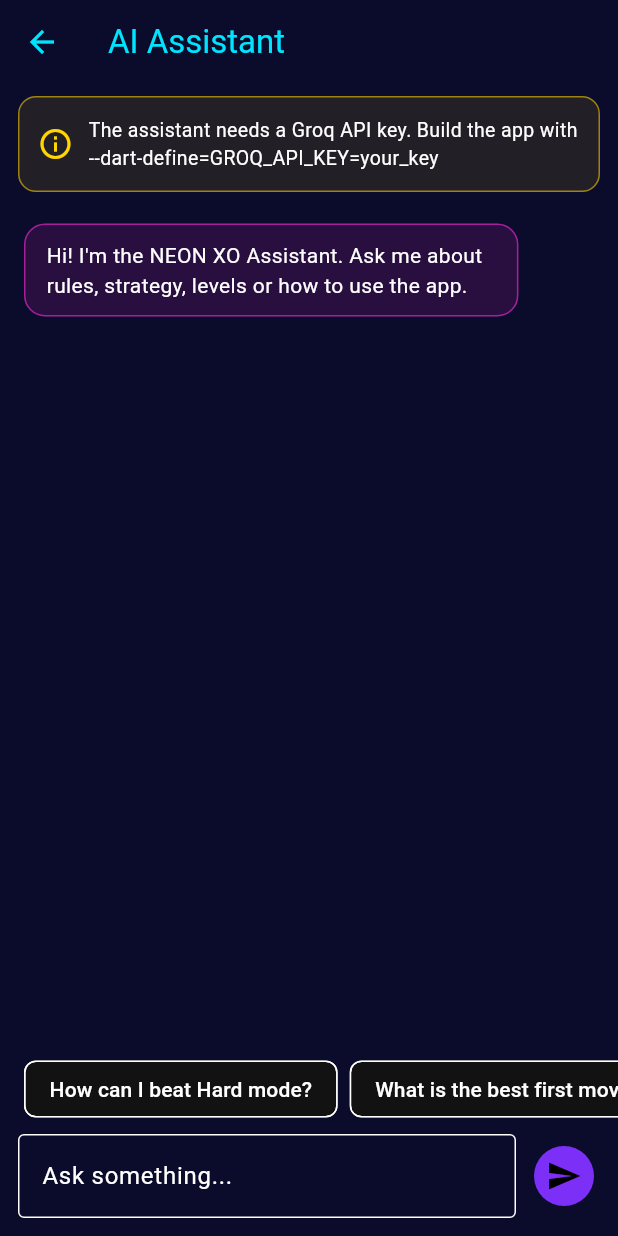
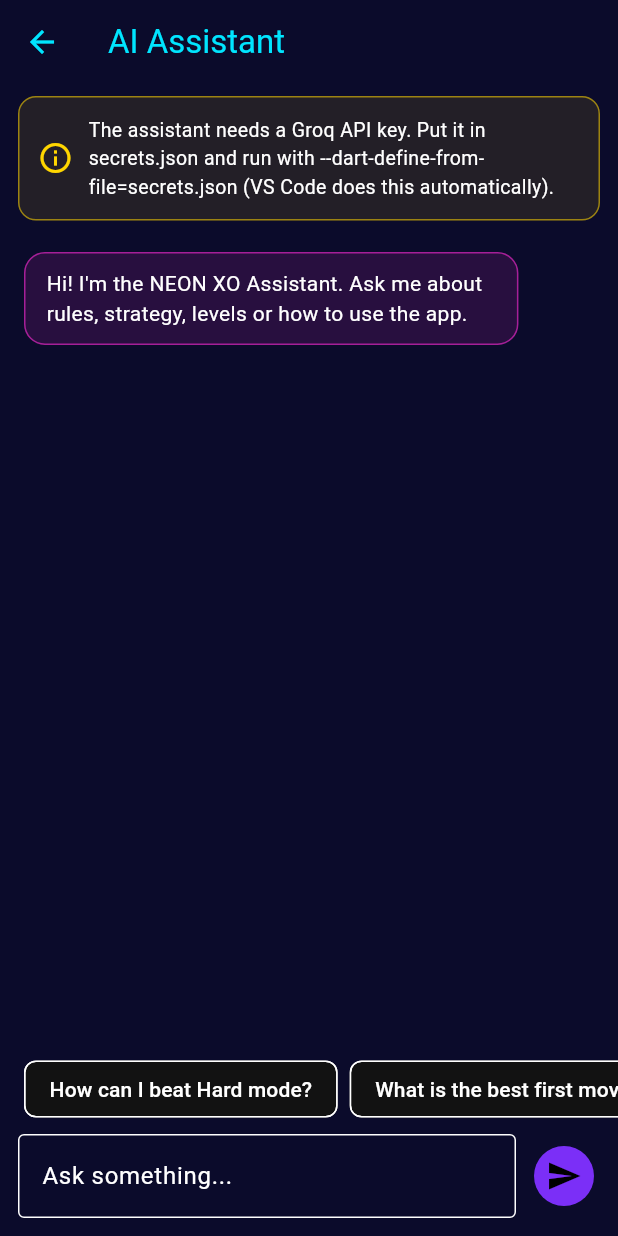
Before and after one commit to rooniiii/tic-tac-toe, a Flutter app: the AiAssistantScreen screen opened directly, on a phone screen of 412 x 824 dp. Run offline on Flutter 3.47's test engine with Material 3 defaults, Android fonts, the phone set to English and light mode, and no system bars; our stand-ins replace audioplayers, cloud_firestore, drift, drift_flutter, firebase_auth, firebase_core and 4 more; missing offline and left inert: firebase_app_check, phone_numbers_parser; accounts and stored records are empty; generated files the repository leaves out were written again.

Commit message:
Read the Groq key from a git-ignored secrets.json
- secrets.json (ignored) holds GROQ_API_KEY; secrets.example.json is the template
- .vscode/launch.json passes --dart-define-from-file=secrets.json on Run/F5
- Update the in-app setup hint and AI_CONTEXT.md

Co-Authored-By: Claude Opus 5.5 <noreply@anthropic.com>

```diff
--- a/lib/screens/ai_assistant_screen.dart
+++ b/lib/screens/ai_assistant_screen.dart
@@ -158,8 +158,9 @@ class _AiAssistantScreenState extends State<AiAssistantScreen> {
               const _Banner(
                 icon: Icons.info_outline,
                 color: AppTheme.neonYellow,
-                text: 'The assistant needs a Groq API key. Build the app with '
-                    '--dart-define=GROQ_API_KEY=your_key',
+                text: 'The assistant needs a Groq API key. Put it in '
+                    'secrets.json and run with --dart-define-from-file='
+                    'secrets.json (VS Code does this automatically).',
               ),
             Expanded(
               child: ListView.builder(
--- /dev/null
+++ b/secrets.example.json
@@ -0,0 +1,3 @@
+{
+  "GROQ_API_KEY": "paste-your-groq-key-here"
+}
```
Also changed, not shown: lib/services/ai_assistant_service.dart (+6 -3 lines), 2 other files.
